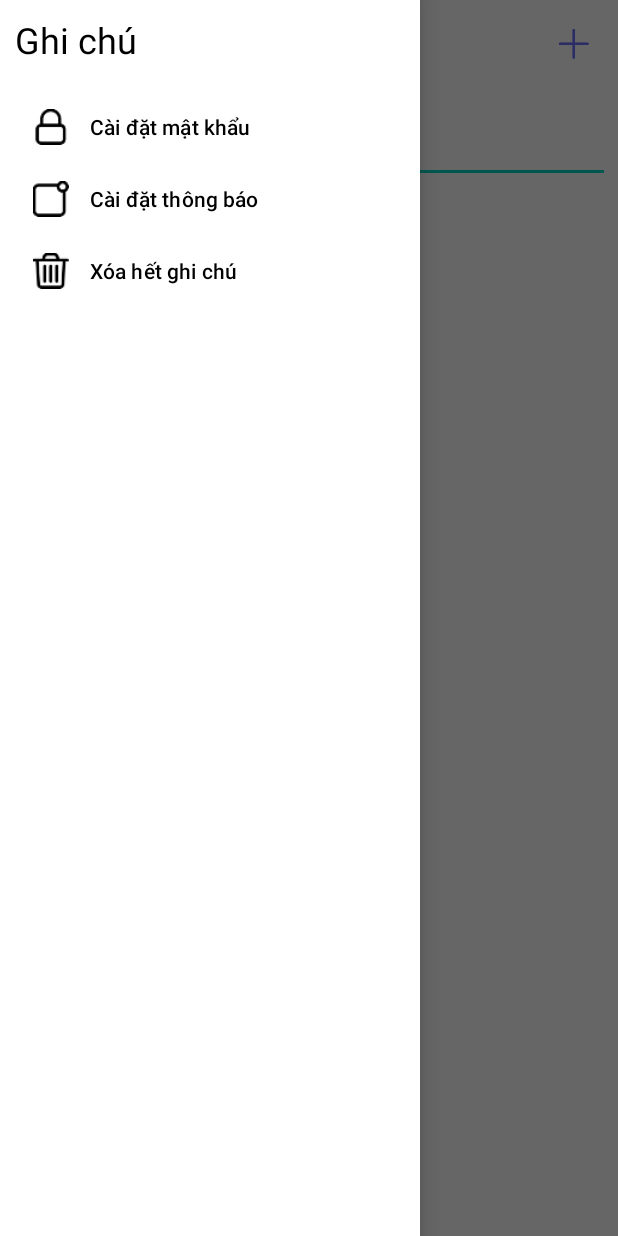
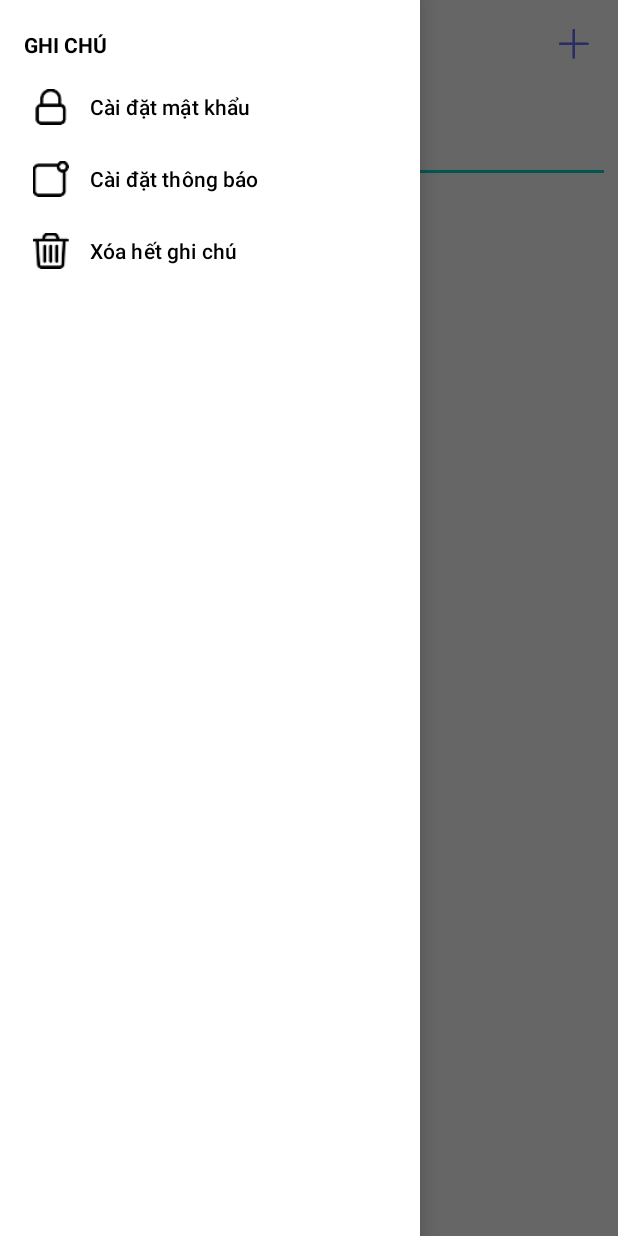
Before and after one commit to Vanninh200x/project-company, an Android app: the screen it shows after launch (MainActivity), with the side drawer open, on a phone screen of 412 x 824 dp. Run offline under Robolectric (Android 15) with nearby library versions, the phone set to English and light mode, and no system bars; 2 statements that could not run were skipped.

Commit message:
change 5h20

```diff
--- a/app/src/main/java/com/example/appnote_3/EditNotifi_Activity.java
+++ b/app/src/main/java/com/example/appnote_3/EditNotifi_Activity.java
@@ -93,8 +93,8 @@ public class EditNotifi_Activity extends AppCompatActivity {
 
 //        SETCOLOR
         imageView_back.setColorFilter(Color.BLACK, PorterDuff.Mode.SRC_IN);
-        imageView_uncheck_box_1.setColorFilter(Color.BLACK, PorterDuff.Mode.SRC_IN);
-        imageView_uncheck_box_2.setColorFilter(Color.BLACK, PorterDuff.Mode.SRC_IN);
-        imageView_uncheck_box_3.setColorFilter(Color.BLACK, PorterDuff.Mode.SRC_IN);
+        imageView_uncheck_box_1.setColorFilter(Color.parseColor("#686EFE"), PorterDuff.Mode.SRC_IN);
+        imageView_uncheck_box_2.setColorFilter(Color.parseColor("#686EFE"), PorterDuff.Mode.SRC_IN);
+        imageView_uncheck_box_3.setColorFilter(Color.parseColor("#686EFE"), PorterDuff.Mode.SRC_IN);
     }
 }
--- a/app/src/main/res/layout/activity_main.xml
+++ b/app/src/main/res/layout/activity_main.xml
@@ -96,6 +96,7 @@
     </RelativeLayout>
 
     <com.google.android.material.navigation.NavigationView
+        android:layout_marginStart="16dp"
         android:layout_width="wrap_content"
         android:layout_height="match_parent"
         app:headerLayout="@layout/layout_header_navigation"
--- a/app/src/main/res/layout/layout_header_navigation.xml
+++ b/app/src/main/res/layout/layout_header_navigation.xml
@@ -2,13 +2,15 @@
 <LinearLayout xmlns:android="http://schemas.android.com/apk/res/android"
     android:orientation="vertical"
     android:layout_width="match_parent"
-    android:padding="10dp"
     android:layout_height="wrap_content">
 
     <TextView
+        android:layout_marginTop="20dp"
+        android:layout_marginStart="16dp"
+        android:textAllCaps="true"
         android:id="@+id/id_textV_header_navigation"
         android:text="@string/main_title"
-        android:textSize="24sp"
+        android:textStyle="bold"
         android:textColor="@color/black"
         android:layout_width="match_parent"
         android:layout_height="wrap_content"/>
--- a/app/src/main/res/menu/menu_main_note.xml
+++ b/app/src/main/res/menu/menu_main_note.xml
@@ -1,17 +1,19 @@
 <?xml version="1.0" encoding="utf-8"?>
-<menu xmlns:android="http://schemas.android.com/apk/res/android">
+<menu xmlns:android="http://schemas.android.com/apk/res/android"
+    xmlns:app="http://schemas.android.com/apk/res-auto">
+    <group android:checkableBehavior="single">
+                <item
+                    android:title="@string/menu_editPasswd"
+                    android:id="@+id/id_item_passwd"
+                    android:icon="@drawable/ic_padlock"/>
+                <item
+                    android:id="@+id/id_item_notification"
+                    android:icon="@drawable/ic_notification"
+                    android:title="@string/menu_editNotifi" />
+                <item
+                    android:id="@+id/id_item_deleteAll"
+                    android:icon="@drawable/ic_trash"
 
-    <group android:checkableBehavior="single">
-        <item android:id="@+id/id_item_passwd"
-            android:icon="@drawable/ic_padlock"
-            android:title="@string/menu_editPasswd"/>
-
-        <item android:id="@+id/id_item_notification"
-            android:icon="@drawable/ic_notification"
-            android:title="@string/menu_editNotifi"/>
-
-        <item android:id="@+id/id_item_deleteAll"
-            android:icon="@drawable/ic_trash"
-            android:title="@string/menu_deleteNote"/>
+                    android:title="@string/menu_deleteNote" />
     </group>
 </menu>
--- a/app/src/main/res/values/strings.xml
+++ b/app/src/main/res/values/strings.xml
@@ -42,5 +42,7 @@
     <string name="edit_notifi_buzz">Rung</string>
     <string name="edit_notifi_lamp">Đèn báo</string>
     <string name="text_btn_login">Đăng nhập</string>
+    <string name="menu_arrows_1">Arrows1</string>
+    <string name="delete_all">Xóa tất cả</string>
 
 </resources>
--- a/app/src/main/res/values/themes.xml
+++ b/app/src/main/res/values/themes.xml
@@ -10,7 +10,7 @@
         <item name="colorSecondaryVariant">@color/teal_700</item>
         <item name="colorOnSecondary">@color/black</item>
         <!-- Status bar color. -->
-        <item name="android:statusBarColor" tools:targetApi="l">?attr/colorPrimaryVariant</item>
+        <item name="android:statusBarColor" tools:targetApi="l">@color/black</item>
         <!-- Customize your theme here. -->
     </style>
 </resources>
```
Also changed, not shown: app/src/main/java/com/example/appnote_3/Add_Activity.java (+36 -3 lines), app/src/main/java/com/example/appnote_3/Detail_Activity.java (+51 -21 lines), app/src/main/java/com/example/appnote_3/MainActivity.java (+72 -2 lines), app/src/main/java/com/example/appnote_3/oneNote_class.java (+19 -10 lines), app/src/main/res/layout/activity_detail.xml (+6 -5 lines), app/src/main/res/drawable-hdpi/ic_right_arrow.png (added), app/src/main/res/drawable-mdpi/ic_right_arrow.png (added), app/src/main/res/drawable-mdpi/trash1.png (deleted), app/src/main/res/drawable-xhdpi/ic_right_arrow.png (added), app/src/main/res/drawable-xxhdpi/ic_right_arrow.png (added), app/src/main/res/drawable-xxxhdpi/ic_right_arrow.png (added).
